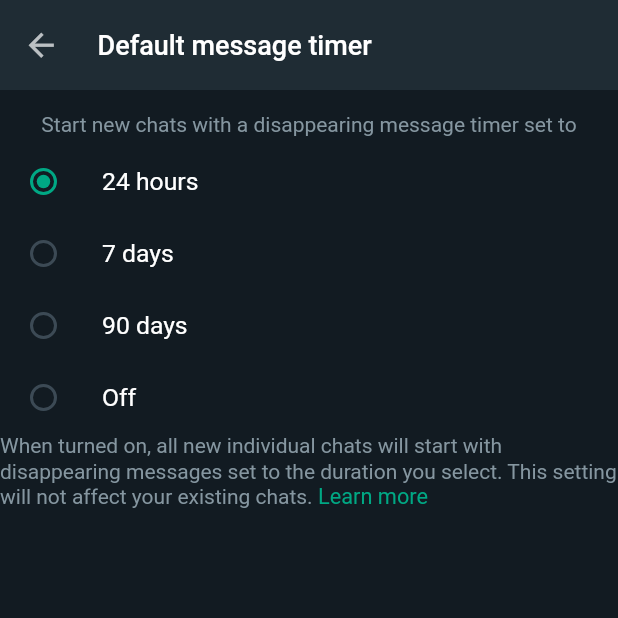
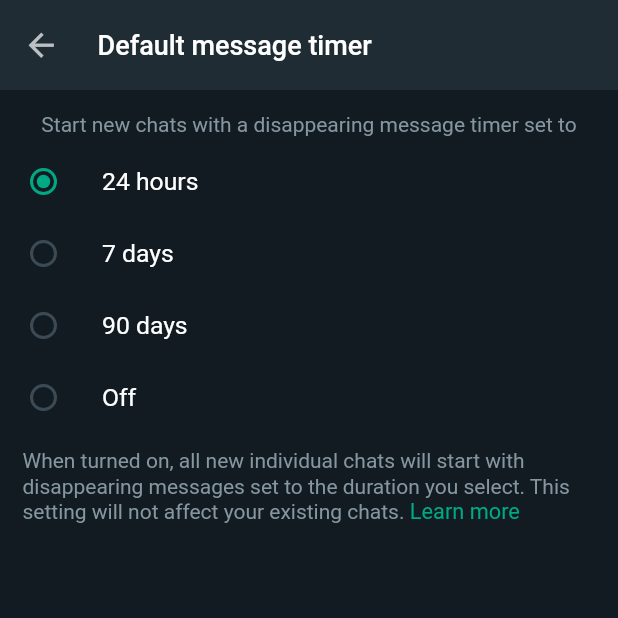
Before and after one commit to CodingHashira/whatsapp-android-ui-clone, a Flutter app: the DeafultMessageTimerPage screen opened by its route, on a phone screen of 412 x 824 dp, the top half of it. Run offline on Flutter 3.47's test engine with Material 2 defaults, Android fonts, the phone set to English and light mode, and no system bars; our stand-ins replace feather_icons, flutter_chat_bubble, percent_indicator.

Commit message:
Modify rich_text.dart, alignment, padding

```diff
--- a/lib/common/rich_text.dart
+++ b/lib/common/rich_text.dart
@@ -2,15 +2,21 @@ import 'package:flutter/material.dart';
 
 class CustomRichText extends StatelessWidget {
   const CustomRichText({
-    super.key,
+    Key? key,
     required this.textList,
-  });
+    this.textAlign = TextAlign.left,
+    this.padding,
+  }) : super(key: key);
 
   final List<Map<String, TextStyle>> textList;
+  final TextAlign textAlign;
+  final EdgeInsetsGeometry? padding;
 
   @override
   Widget build(BuildContext context) {
-    return Text.rich(
+    return Padding(
+      padding: padding ?? const EdgeInsets.all(0.0),
+      child: Text.rich(
         TextSpan(
           children: [
             for (var item in textList)
@@ -18,6 +24,8 @@ class CustomRichText extends StatelessWidget {
                 TextSpan(text: textMap.key, style: textMap.value),
           ],
         ),
+        textAlign: textAlign,
+      ),
     );
   }
 }
```
Lines whose indentation alone changed are shown as unchanged.
